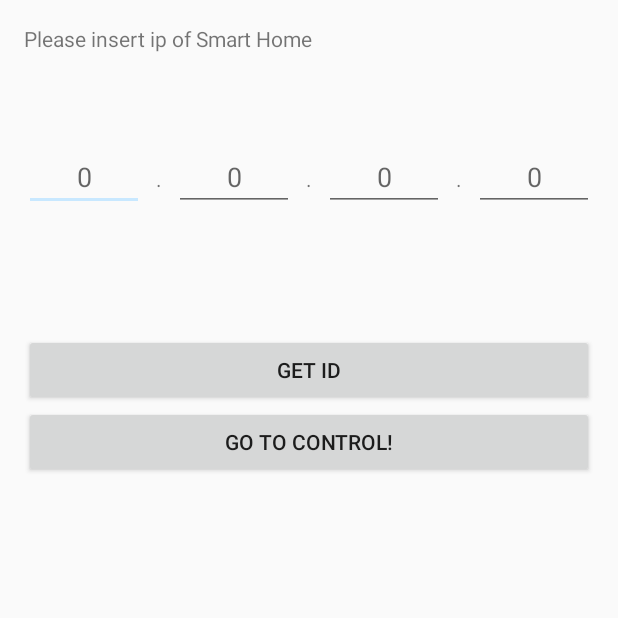
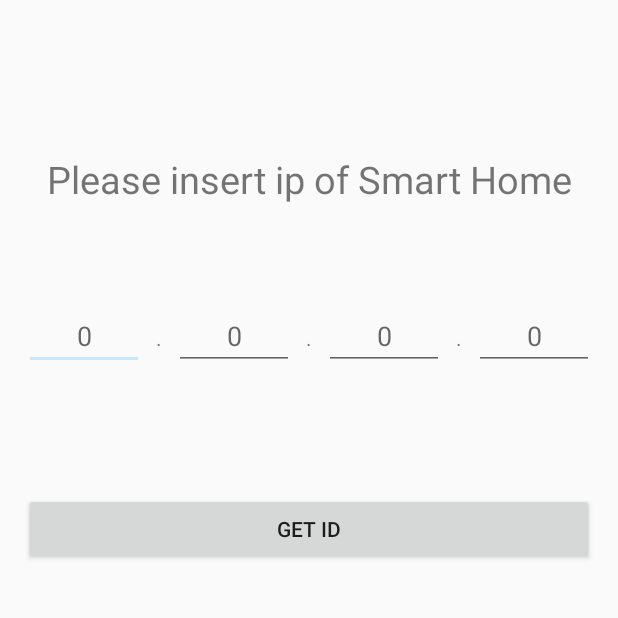
Before and after one commit to alexe1ka/SmartHouseControl, an Android app: the screen it shows after launch (MainActivity), on a phone screen of 412 x 824 dp, the top half of it. Run offline under Robolectric (Android 15) with nearby library versions, the phone set to English and light mode, and no system bars.

Commit message:
start DB and new main activity with buttonOnButton

```diff
--- a/IotAlexe1ka/app/src/main/AndroidManifest.xml
+++ b/IotAlexe1ka/app/src/main/AndroidManifest.xml
@@ -18,9 +18,7 @@
                 <category android:name="android.intent.category.LAUNCHER" />
             </intent-filter>
         </activity>
-        <activity android:name=".ControlActivity"></activity>
-        <activity android:name=".TabControlActivity">
-        </activity>
+        <activity android:name=".TabControlActivity"></activity>
     </application>
 
 </manifest>
--- a/IotAlexe1ka/app/src/main/java/com/example/alexe1ka/iotalexe1ka/ConstRequest.java
+++ b/IotAlexe1ka/app/src/main/java/com/example/alexe1ka/iotalexe1ka/ConstRequest.java
@@ -35,7 +35,6 @@ public final class ConstRequest {
     public static final String PIN8_ON = "/digital/8/1";
     public static final String PIN8_OFF = "/digital/8/0";
 
-
     public static final String RED_ON = "/digital/6/1";
     public static final String RED_OFF = "/digital/6/0";
 
@@ -51,6 +50,4 @@ public final class ConstRequest {
     public static String getUrl(String ip, String path) {
         return "http://" + ip + path;
     }
-
-
 }
--- a/IotAlexe1ka/app/src/main/java/com/example/alexe1ka/iotalexe1ka/MainActivity.java
+++ b/IotAlexe1ka/app/src/main/java/com/example/alexe1ka/iotalexe1ka/MainActivity.java
@@ -13,6 +13,7 @@ import android.text.Editable;
 import android.text.TextUtils;
 import android.text.TextWatcher;
 import android.view.View;
+import android.widget.Button;
 import android.widget.EditText;
 import android.widget.Toast;
 
@@ -26,6 +27,7 @@ import static com.example.alexe1ka.iotalexe1ka.ConstRequest.getUrl;
 
 public class MainActivity extends Activity {
     private String mIpAddress;
+
     private EditText mFirstEt;
     private EditText mSecondEt;
     private EditText mThirdEt;
@@ -35,6 +37,10 @@ public class MainActivity extends Activity {
     private String mSecondPart;
     private String mThirdPart;
     private String mFourthPart;
+
+    private Button mValidationButton;
+    private Button mControlButton;
+
 
 
     private SharedPreferences mPreferences;
@@ -49,6 +55,14 @@ public class MainActivity extends Activity {
         mSecondEt = (EditText) findViewById(R.id.secondPartOfIp);
         mThirdEt = (EditText) findViewById(R.id.thirdPartOfIp);
         mFourthEt = (EditText) findViewById(R.id.fourthPartOfIp);
+
+        mValidationButton = (Button) findViewById(R.id.ValidationAndGetId);
+        mControlButton = (Button) findViewById(R.id.controlActivityButton);
+
+        mControlButton.setVisibility(View.INVISIBLE);
+
+
+
         mPreferences = MainActivity.this.getSharedPreferences("config_IP", Context.MODE_PRIVATE);
 
         mFirstEt.addTextChangedListener(new TextWatcher() {
@@ -248,6 +262,8 @@ public class MainActivity extends Activity {
             ReplyToRequest reqT = getId.execute(getUrl(s, WEMOS_ID)).get();
             if (reqT.getConnectedStatus() != null) {
                 Toast.makeText(MainActivity.this, (CharSequence) "Connected status: " + reqT.getConnectedStatus(), Toast.LENGTH_SHORT).show();
+                mValidationButton.setVisibility(View.INVISIBLE);
+                mControlButton.setVisibility(View.VISIBLE);
             } else {
                 Toast.makeText(MainActivity.this, (CharSequence) "Server is not response", Toast.LENGTH_SHORT).show();
             }
--- a/IotAlexe1ka/app/src/main/java/com/example/alexe1ka/iotalexe1ka/TabControlActivity.java
+++ b/IotAlexe1ka/app/src/main/java/com/example/alexe1ka/iotalexe1ka/TabControlActivity.java
@@ -32,8 +32,6 @@ public class TabControlActivity extends AppCompatActivity {
         super.onCreate(savedInstanceState);
         setContentView(R.layout.activity_tabcontrol);
         ipAddr = getIntent().getExtras().getString("ipAddr");
-        Bundle bundle = new Bundle();
-        bundle.putString("ipAddress", ipAddr);
         toolbar = (Toolbar) findViewById(R.id.toolbar);
         setSupportActionBar(toolbar);
 
--- a/IotAlexe1ka/app/src/main/res/layout/activity_main.xml
+++ b/IotAlexe1ka/app/src/main/res/layout/activity_main.xml
@@ -12,28 +12,24 @@
                 tools:context="com.example.alexe1ka.iotalexe1ka.MainActivity">
 
 
-    <LinearLayout
-        android:orientation="vertical"
-        android:layout_width="match_parent"
-        android:layout_height="match_parent"
-        android:layout_alignParentTop="true"
-        android:layout_alignParentStart="true">
-
     <TextView
         android:text="@string/requestIp"
         android:layout_width="match_parent"
+        android:gravity="center"
+        android:textSize="25sp"
         android:layout_height="wrap_content"
-            android:layout_centerHorizontal="true"
         android:paddingBottom="10dp"
         android:id="@+id/startText"
-            android:layout_alignParentTop="true" />
+        android:layout_alignParentTop="true"
+        android:layout_alignParentStart="true"
+        android:layout_marginTop="86dp"/>
 
     <LinearLayout
         android:orientation="horizontal"
         android:layout_width="match_parent"
         android:layout_height="177dp"
         android:paddingTop="50dp"
-            android:layout_alignParentTop="true"
+        android:layout_above="@+id/ValidationAndGetId"
         android:layout_alignParentStart="true">
 
         <!-- Something  comment -->
@@ -111,19 +107,24 @@
     </LinearLayout>
 
     <Button
+        android:text="@string/sendIpToControlActivity"
+        android:layout_width="match_parent"
+        android:layout_height="wrap_content"
+        android:id="@+id/controlActivityButton"
+        android:onClick="goToControl"
+        android:layout_below="@+id/startText"
+        android:layout_alignParentStart="true"
+        android:layout_marginTop="182dp"/>
+
+    <Button
         android:text="@string/getIdButton"
         android:layout_width="match_parent"
         android:layout_height="wrap_content"
         android:onClick="requestIdAndValidation"
-            android:id="@+id/ValidationAndGetId" />
+        android:id="@+id/ValidationAndGetId"
+        android:layout_alignBaseline="@+id/controlActivityButton"
+        android:layout_alignBottom="@+id/controlActivityButton"
+        android:layout_alignParentStart="true"
+        />
 
-        <Button
-            android:text="@string/sendIpToControlActivity"
-            android:layout_width="match_parent"
-            android:layout_height="wrap_content"
-            android:id="@+id/controlActivityButton"
-            android:onClick="goToControl"/>
-
-
-    </LinearLayout>
 </RelativeLayout>
```
Also changed, not shown: IotAlexe1ka/app/src/main/java/com/example/alexe1ka/iotalexe1ka/data/DataBaseHelper.java (added, +28 -0 lines), IotAlexe1ka/app/src/main/java/com/example/alexe1ka/iotalexe1ka/data/DataDbSchema.java (added, +19 -0 lines), IotAlexe1ka/app/src/main/java/com/example/alexe1ka/iotalexe1ka/data/DbSchema.java (deleted, +0 -10 lines). Lines whose indentation alone changed are shown as unchanged.
